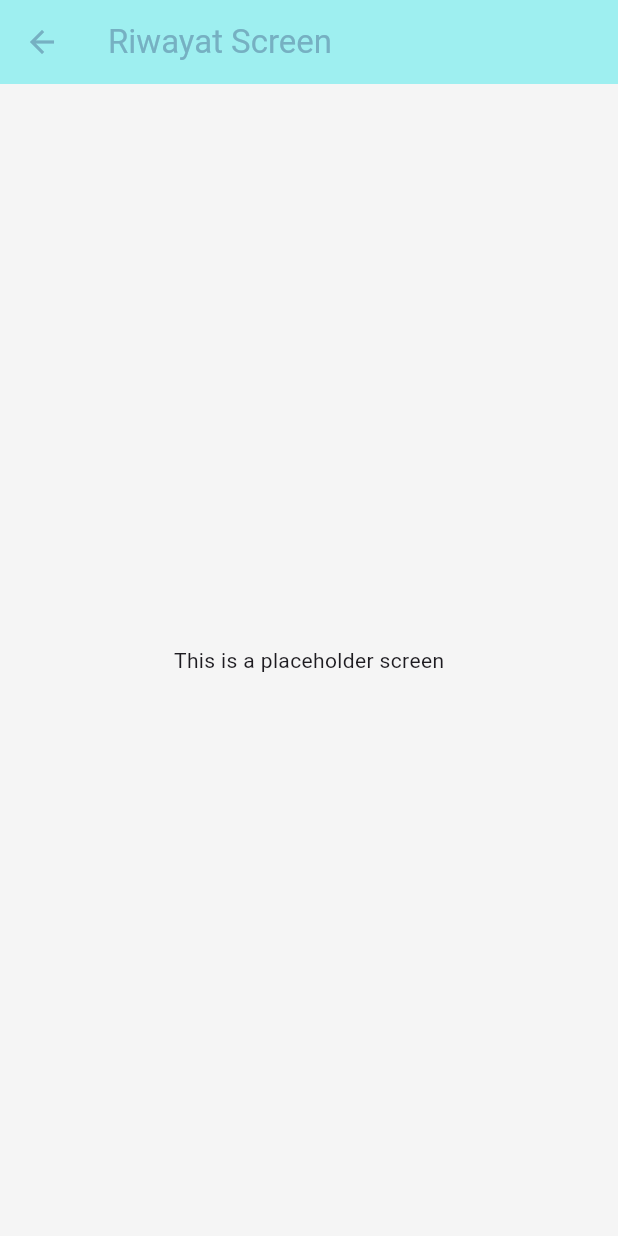
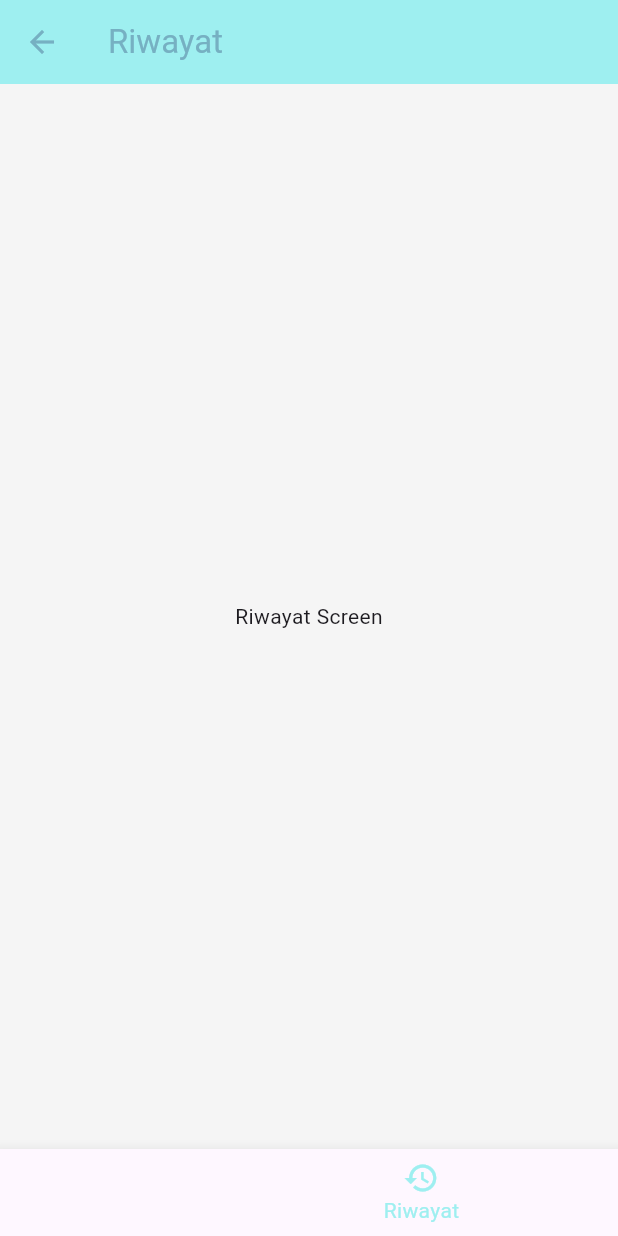
Before and after one commit to Kyoronginus/VitaCure, a Flutter app: the screen it shows after launch, item 4 of the bottom bar chosen, on a phone screen of 412 x 824 dp. Run offline on Flutter 3.47's test engine with Material 3 defaults, Android fonts, the phone set to English and light mode, and no system bars.

Commit message:
Feat : placeholder home,pesan,riwayat,kondisi,pengaturan

```diff
--- a/lib/main.dart
+++ b/lib/main.dart
@@ -25,6 +25,7 @@ class VitaCureApp extends StatelessWidget {
       ),
       initialRoute: AppRoutes.home,
       routes: AppRoutes.routes,
+      debugShowCheckedModeBanner: false,
     );
   }
 }
--- a/lib/views/features/kondisi/kondisi_screen.dart
+++ b/lib/views/features/kondisi/kondisi_screen.dart
@@ -1,14 +1,18 @@
 import 'package:flutter/material.dart';
+import '../../../widgets/bottom_nav_bar.dart';
 
 class KondisiScreen extends StatelessWidget {
   @override
   Widget build(BuildContext context) {
     return Scaffold(
       appBar: AppBar(
-        title: Text('Kondisi Screen'),
+        title: Text('Kondisi'),
       ),
       body: Center(
-        child: Text('Ini adalah layar sementara untuk Kondisi Screen'),
+        child: Text('Kondisi Screen'),
+      ),
+      bottomNavigationBar: BottomNavBar(
+        currentIndex: 1, // Kondisi is selected
       ),
     );
   }
--- a/lib/views/features/riwayat/riwayat_screen.dart
+++ b/lib/views/features/riwayat/riwayat_screen.dart
@@ -1,21 +1,19 @@
 import 'package:flutter/material.dart';
+import '../../../widgets/bottom_nav_bar.dart';
 
 class RiwayatScreen extends StatelessWidget {
   @override
   Widget build(BuildContext context) {
     return Scaffold(
       appBar: AppBar(
-        title: Text('Riwayat Screen'),
+        title: Text('Riwayat'),
       ),
       body: Center(
-        child: Text('This is a placeholder screen'),
+        child: Text('Riwayat Screen'),
+      ),
+      bottomNavigationBar: BottomNavBar(
+        currentIndex: 3, // Riwayat is selected
       ),
     );
   }
 }
-
-void main() {
-  runApp(MaterialApp(
-    home: RiwayatScreen(),
-  ));
-}
--- a/lib/widgets/bottom_nav_bar.dart
+++ b/lib/widgets/bottom_nav_bar.dart
@@ -59,7 +59,7 @@ class BottomNavBar extends StatelessWidget {
         ),
       ],
       currentIndex: currentIndex,
-      selectedItemColor: Colors.amber[800],
+      selectedItemColor: Color.fromARGB(255, 158, 239, 240),
       onTap: (index) => _onItemTapped(context, index),
     );
   }
```
Also changed, not shown: lib/views/features/pengaturan/pengaturan_screen.dart (+6 -8 lines).
